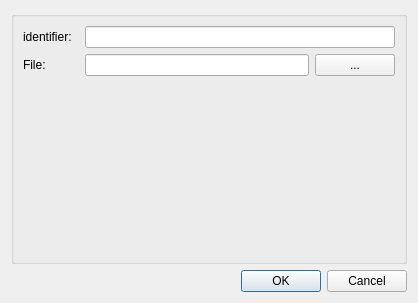
MusculoskeletalAtlasProject/mapclient, file src/mapclientplugins/filechooserstep/qt/configuredialog.ui: the form before one commit.
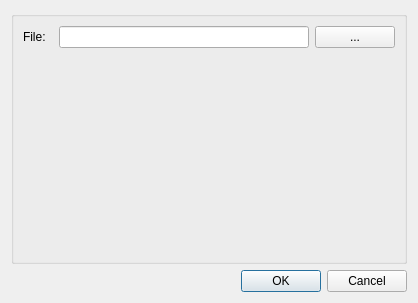
The form after the commit.

Commit message:
Remove "identifier" attribute from FileChooserStep configuration.
Step identifiers are now automatically generated so there is no need for this attribute in the configuration window.

```diff
--- a/src/mapclientplugins/filechooserstep/qt/configuredialog.ui
+++ b/src/mapclientplugins/filechooserstep/qt/configuredialog.ui
@@ -21,13 +21,13 @@
      </property>
      <layout class="QGridLayout" name="gridLayout_2">
       <item row="0" column="0">
-       <widget class="QLabel" name="label0">
+       <widget class="QLabel" name="label1">
         <property name="text">
-         <string>identifier:  </string>
+         <string>File:  </string>
         </property>
        </widget>
       </item>
-      <item row="1" column="1">
+      <item row="0" column="1">
        <layout class="QHBoxLayout" name="horizontalLayout">
         <item>
          <widget class="QLineEdit" name="lineEditFileLocation"/>
@@ -41,17 +41,7 @@
         </item>
        </layout>
       </item>
-      <item row="0" column="1">
-       <widget class="QLineEdit" name="lineEdit0"/>
-      </item>
-      <item row="1" column="0">
-       <widget class="QLabel" name="label1">
-        <property name="text">
-         <string>File:  </string>
-        </property>
-       </widget>
-      </item>
-      <item row="2" column="1">
+      <item row="1" column="1">
        <spacer name="verticalSpacer">
         <property name="orientation">
          <enum>Qt::Vertical</enum>
```
The commit also changes 3 other files.
